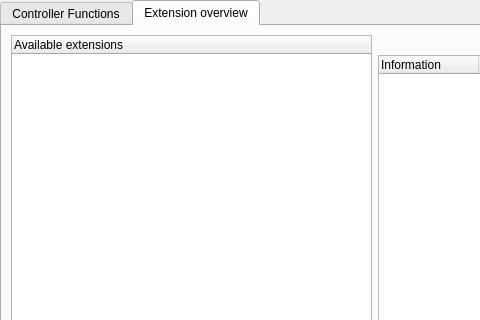
Old version of the form kcmlirc/kcmlircbase.ui in the repository KDE/kremotecontrol; both pictures show x 0 to 480 and y 0 to 320 of the 749 by 482 pixel window.
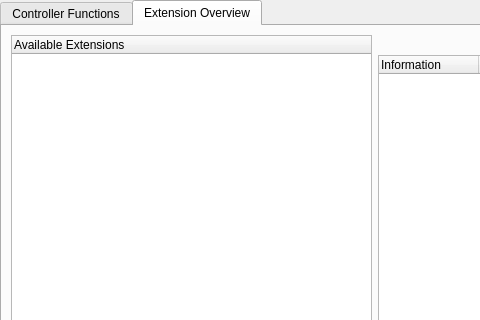
New version of the form. The open tabs and pages were chosen to show the change. Custom widgets are drawn as their Qt base class.

Commit message: i18n style guide fixes: http://techbase.kde.org/Projects/Usability/HIG/Capitalization

What changed in the file:
```diff
--- a/kcmlirc/kcmlircbase.ui
+++ b/kcmlirc/kcmlircbase.ui
@@ -277,14 +277,14 @@
      </widget>
      <widget class="QWidget" name="tab">
       <attribute name="title">
-       <string>Extension overview</string>
+       <string>Extension Overview</string>
       </attribute>
       <layout class="QHBoxLayout" name="horizontalLayout_2">
        <item>
         <widget class="QTreeWidget" name="theExtensions">
          <column>
           <property name="text">
-           <string>Available extensions</string>
+           <string>Available Extensions</string>
           </property>
          </column>
         </widget>
```
